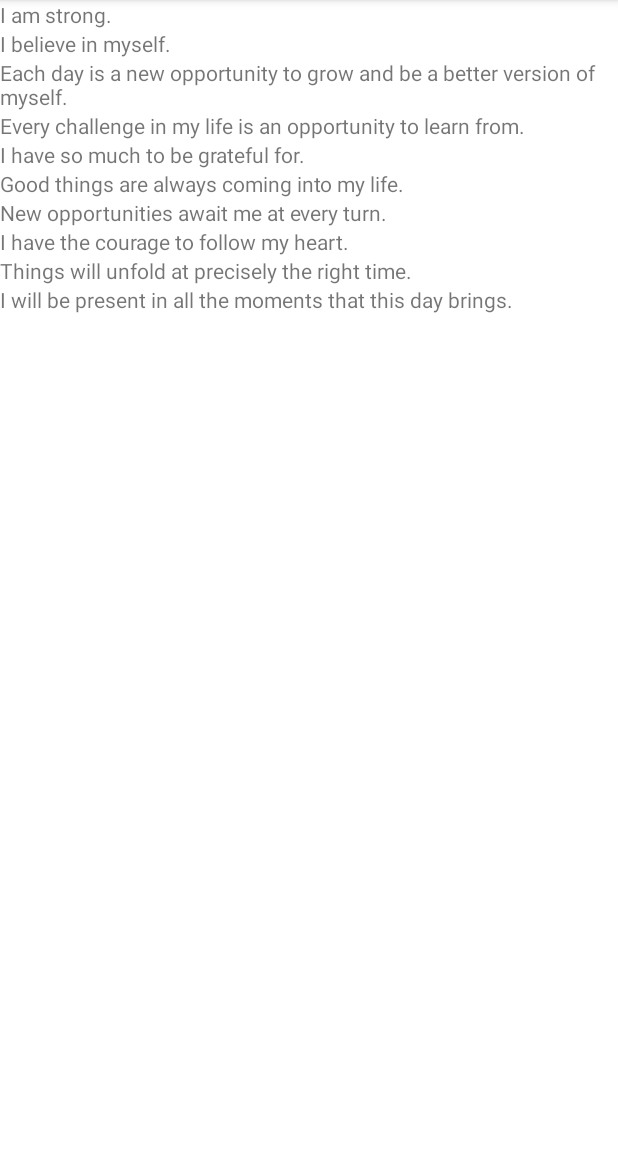
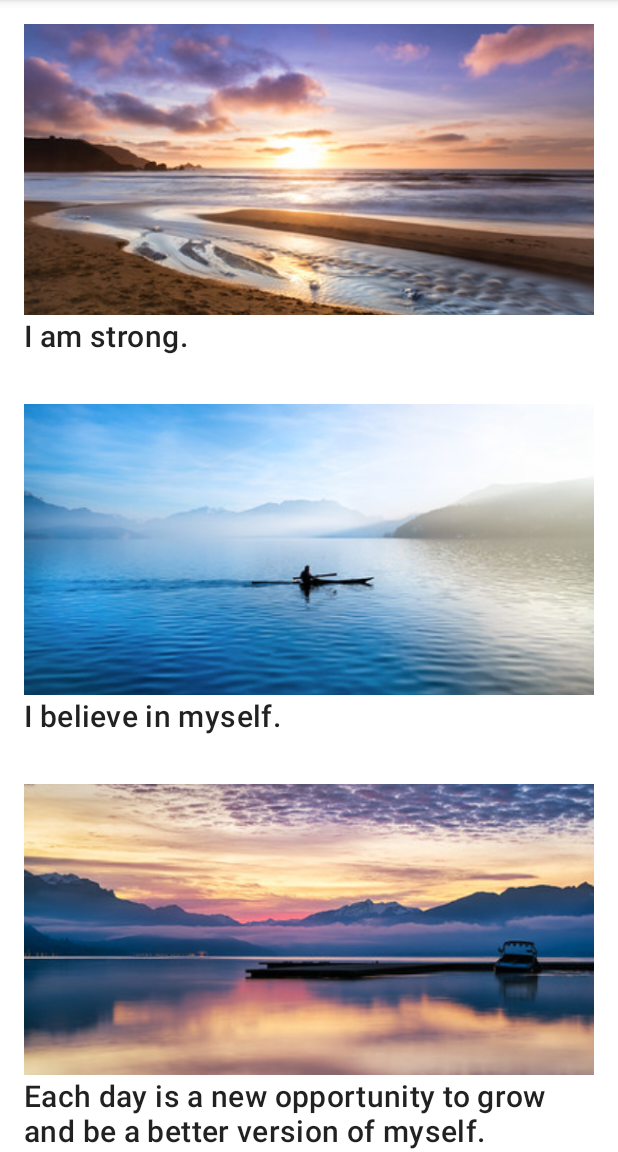
Before and after one commit to bagashyt/juara-android-2022, an Android app: the screen it shows after launch (MainActivity), on a phone screen of 412 x 824 dp, the part 84-1236 px from its top. Run offline under Robolectric (Android 15) with nearby library versions, the phone set to English and light mode, and no system bars.

Commit message:
add image to list affirmation

```diff
--- a/app/src/main/java/com/bagashyt/juaraandroid/adapter/ItemAdapter.kt
+++ b/app/src/main/java/com/bagashyt/juaraandroid/adapter/ItemAdapter.kt
@@ -4,6 +4,7 @@ import android.content.Context
 import android.view.LayoutInflater
 import android.view.View
 import android.view.ViewGroup
+import android.widget.ImageView
 import android.widget.TextView
 import androidx.recyclerview.widget.RecyclerView
 import com.bagashyt.juaraandroid.R
@@ -14,6 +15,7 @@ class ItemAdapter(private val context: Context, private val dataSet: List<Affirm
 
     class ItemViewHolder(private val view: View) : RecyclerView.ViewHolder(view) {
         val texView: TextView = view.findViewById(R.id.item_title)
+        val imageView: ImageView = view.findViewById(R.id.item_image)
     }
 
     override fun onCreateViewHolder(parent: ViewGroup, viewType: Int): ItemViewHolder {
@@ -25,6 +27,7 @@ class ItemAdapter(private val context: Context, private val dataSet: List<Affirm
     override fun onBindViewHolder(holder: ItemViewHolder, position: Int) {
         val item = dataSet[position]
         holder.texView.text = context.resources.getString(item.stringResourceId)
+        holder.imageView.setImageResource(item.imageResourceId)
     }
 
     override fun getItemCount() = dataSet.size
--- a/app/src/main/java/com/bagashyt/juaraandroid/data/DataSource.kt
+++ b/app/src/main/java/com/bagashyt/juaraandroid/data/DataSource.kt
@@ -6,16 +6,16 @@ import com.bagashyt.juaraandroid.model.Affirmation
 class DataSource {
     fun loadAffirmation() : List<Affirmation>{
         return listOf<Affirmation>(
-            Affirmation(R.string.affirmation1),
-            Affirmation(R.string.affirmation2),
-            Affirmation(R.string.affirmation3),
-            Affirmation(R.string.affirmation4),
-            Affirmation(R.string.affirmation5),
-            Affirmation(R.string.affirmation6),
-            Affirmation(R.string.affirmation7),
-            Affirmation(R.string.affirmation8),
-            Affirmation(R.string.affirmation9),
-            Affirmation(R.string.affirmation10)
+            Affirmation(R.string.affirmation1, R.drawable.image1),
+            Affirmation(R.string.affirmation2, R.drawable.image2),
+            Affirmation(R.string.affirmation3, R.drawable.image3),
+            Affirmation(R.string.affirmation4, R.drawable.image4),
+            Affirmation(R.string.affirmation5, R.drawable.image5),
+            Affirmation(R.string.affirmation6, R.drawable.image6),
+            Affirmation(R.string.affirmation7, R.drawable.image7),
+            Affirmation(R.string.affirmation8, R.drawable.image8),
+            Affirmation(R.string.affirmation9, R.drawable.image9),
+            Affirmation(R.string.affirmation10, R.drawable.image10)
         )
     }
 }
--- a/app/src/main/java/com/bagashyt/juaraandroid/model/Affirmation.kt
+++ b/app/src/main/java/com/bagashyt/juaraandroid/model/Affirmation.kt
@@ -1,5 +1,11 @@
 package com.bagashyt.juaraandroid.model
 
-data class Affirmation(val stringResourceId: Int){
+import androidx.annotation.DrawableRes
+import androidx.annotation.StringRes
+
+data class Affirmation(
+    @StringRes val stringResourceId: Int,
+    @DrawableRes val imageResourceId: Int
+) {
 
 }
--- a/app/src/main/res/layout/list_item.xml
+++ b/app/src/main/res/layout/list_item.xml
@@ -1,5 +1,20 @@
 <?xml version="1.0" encoding="utf-8"?>
-<TextView xmlns:android="http://schemas.android.com/apk/res/android"
-    android:id="@+id/item_title"
-    android:layout_width="wrap_content"
-    android:layout_height="wrap_content" />
+<LinearLayout xmlns:android="http://schemas.android.com/apk/res/android"
+    android:layout_width="match_parent"
+    android:layout_height="wrap_content"
+    android:orientation="vertical"
+    android:padding="16dp">
+
+    <ImageView
+        android:id="@+id/item_image"
+        android:layout_width="match_parent"
+        android:layout_height="194dp"
+        android:importantForAccessibility="no"
+        android:scaleType="centerCrop" />
+
+    <TextView
+        android:id="@+id/item_title"
+        android:layout_width="wrap_content"
+        android:layout_height="wrap_content"
+        android:textAppearance="?attr/textAppearanceHeadline6"/>
+</LinearLayout>
```
Also changed, not shown: app/src/main/res/drawable/image1.jpg (added), app/src/main/res/drawable/image10.jpg (added), app/src/main/res/drawable/image2.jpg (added), app/src/main/res/drawable/image3.jpg (added), app/src/main/res/drawable/image4.jpg (added), app/src/main/res/drawable/image5.jpg (added), app/src/main/res/drawable/image6.jpg (added), app/src/main/res/drawable/image7.jpg (added), app/src/main/res/drawable/image8.jpg (added), app/src/main/res/drawable/image9.jpg (added).
